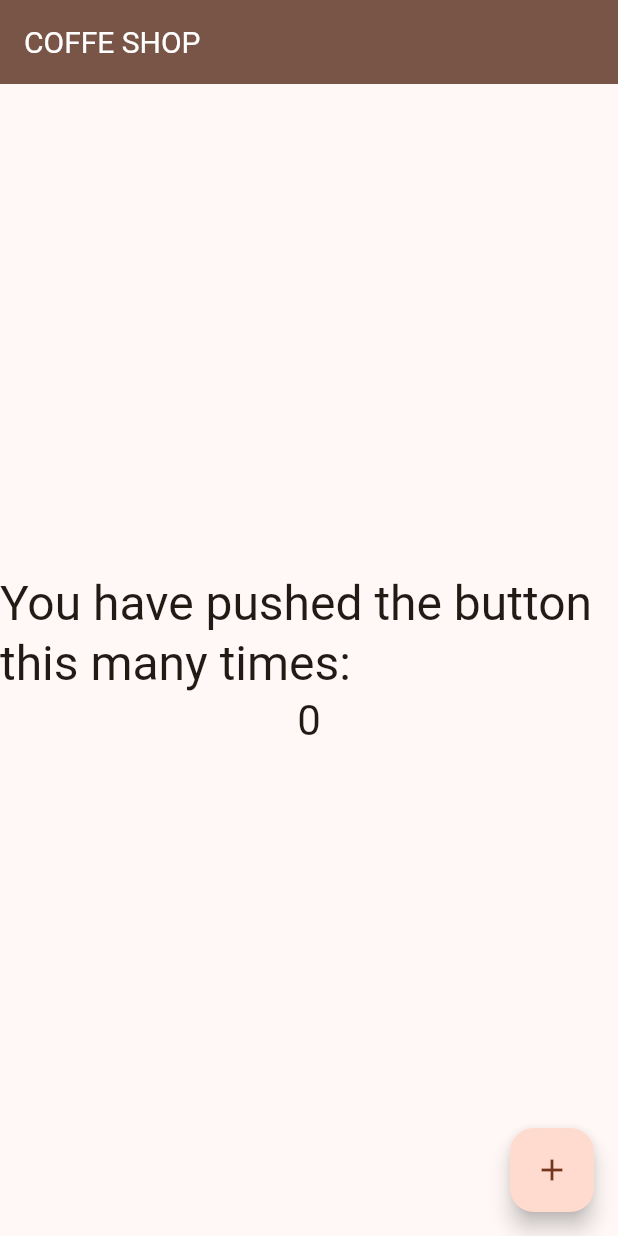
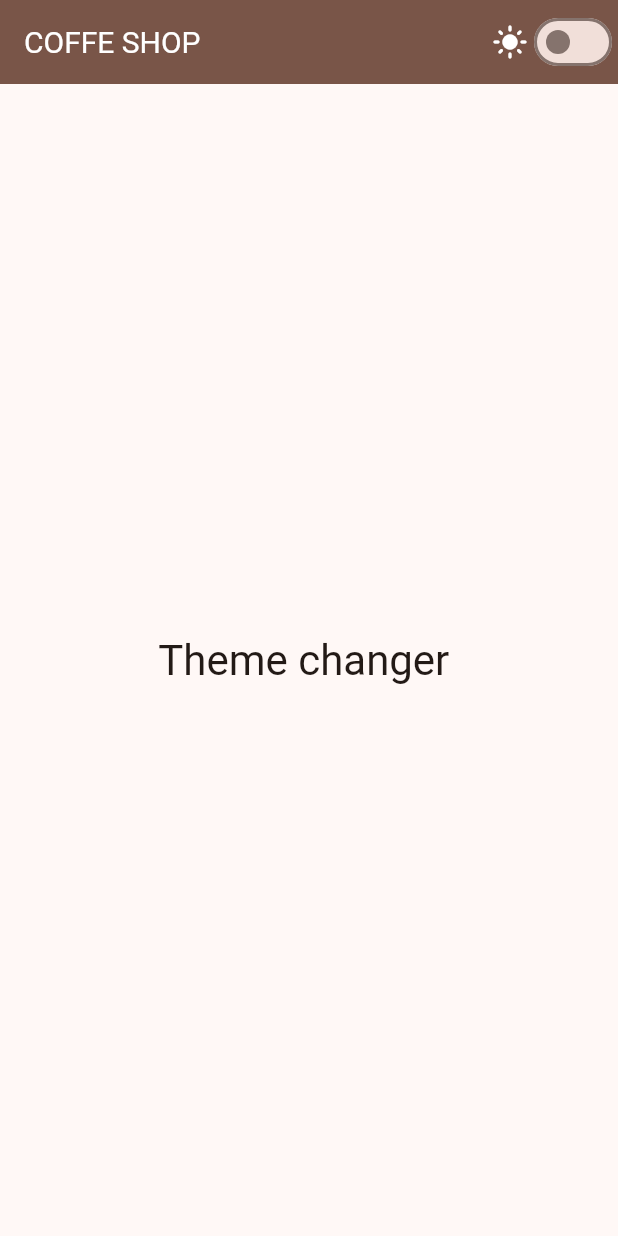
Before and after one commit to Khadijambacke/Atelier2, a Flutter app: the screen it shows after launch, on a phone screen of 412 x 824 dp. Run offline on Flutter 3.47's test engine with Material 3 defaults, Android fonts, the light colour scheme and no system bars.

Commit message:
toggle ajouter

```diff
--- a/lib/main.dart
+++ b/lib/main.dart
@@ -5,93 +5,78 @@ void main() {
   runApp(const MyApp());
 }
 
-class MyApp extends StatelessWidget {
+class MyApp extends StatefulWidget {
   const MyApp({super.key});
 
-  // This widget is the root of your application.
+  @override
+  State<MyApp> createState() => _MyAppState();
+}
+
+class _MyAppState extends State<MyApp> {
+  ThemeMode _mode = ThemeMode.system;
+
+  // Fonction appelée lorsqu'on change le toggle
+  void changeTheme(bool isDark) {
+    setState(() {
+      _mode = isDark ? ThemeMode.dark : ThemeMode.light;
+    });
+  }
+
   @override
   Widget build(BuildContext context) {
     return MaterialApp(
       title: 'COFFE-Najma',
+
       theme: AppTheme.lightTheme,
       darkTheme: AppTheme.darkTheme,
-      themeMode: ThemeMode.system,
+      themeMode: _mode,
 
-      home: const MyHomePage(title: 'COFFE SHOP '),
+      home: MyHomePage(onThemeChanged: changeTheme),
     );
   }
 }
 
 class MyHomePage extends StatefulWidget {
-  const MyHomePage({super.key, required this.title});
+  final Function(bool) onThemeChanged;
 
-  // This widget is the home page of your application. It is stateful, meaning
-  // that it has a State object (defined below) that contains fields that affect
-  // how it looks.
-
-  // This class is the configuration for the state. It holds the values (in this
-  // case the title) provided by the parent (in this case the App widget) and
-  // used by the build method of the State. Fields in a Widget subclass are
-  // always marked "final".
-
-  final String title;
+  const MyHomePage({super.key, required this.onThemeChanged});
 
   @override
   State<MyHomePage> createState() => _MyHomePageState();
 }
 
 class _MyHomePageState extends State<MyHomePage> {
-  int _counter = 0;
-
-  void _incrementCounter() {
-    setState(() {
-      // This call to setState tells the Flutter framework that something has
-      // changed in this State, which causes it to rerun the build method below
-      // so that the display can reflect the updated values. If we changed
-      // _counter without calling setState(), then the build method would not be
-      // called again, and so nothing would appear to happen.
-      _counter++;
-    });
-  }
+  bool isDark = false;
 
   @override
   Widget build(BuildContext context) {
     return Scaffold(
-      appBar: AppBar(title: Text(widget.title)),
+      appBar: AppBar(
+        title: const Text("COFFE SHOP"),
+        ////mon toggle
+        actions: [
+          Icon(
+            //const Icon (Icons.light_mode)
+            isDark ? Icons.dark_mode : Icons.light_mode,
+          ),
+          Switch(
+            value: isDark,
+            onChanged: (value) {
+              setState(() {
+                isDark = value;
+              });
+
+              widget.onThemeChanged(value);
+            },
+          ),
+        ],
+      ),
+
       body: Center(
-        child: Column(
-          // Column is also a layout widget. It takes a list of children and
-          // arranges them vertically. By default, it sizes itself to fit its
-          // children horizontally, and tries to be as tall as its parent.
-          //
-          // Column has various properties to control how it sizes itself and
-          // how it positions its children. Here we use mainAxisAlignment to
-          // center the children vertically; the main axis here is the vertical
-          // axis because Columns are vertical (the cross axis would be
-          // horizontal).
-          //
-          // TRY THIS: Invoke "debug painting" (choose the "Toggle Debug Paint"
-          // action in the IDE, or press "p" in the console), to see the
-          // wireframe for each widget.
-          mainAxisAlignment: MainAxisAlignment.center,
-          children: [
-            ///const thest ne peut pas se faire car const ne peux pas contenir quelque chose qui peurt changer
-            ///Theme.of(context):n'est pas constant
-            Text(
-              'You have pushed the button this many times:',
-              style: Theme.of(context).textTheme.headlineLarge,
-            ),
-            Text(
-              '$_counter',
-              style: Theme.of(context).textTheme.headlineMedium,
-            ),
-          ],
+        child: Text(
+          "Theme changer ",
+          style: Theme.of(context).textTheme.headlineMedium,
         ),
-      ),
-      floatingActionButton: FloatingActionButton(
-        onPressed: _incrementCounter,
-        tooltip: 'Increment',
-        child: const Icon(Icons.add),
       ),
     );
   }
```
